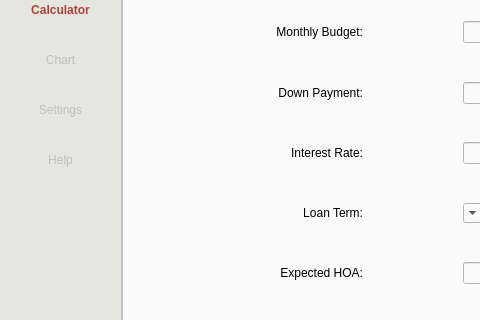
First picture: the form in home-choice-pro/resources/main_window.ui, repository Josh-Voyles/affordable, before the edit; both pictures show x 0 to 480 and y 145 to 465 of the 785 by 675 pixel window.
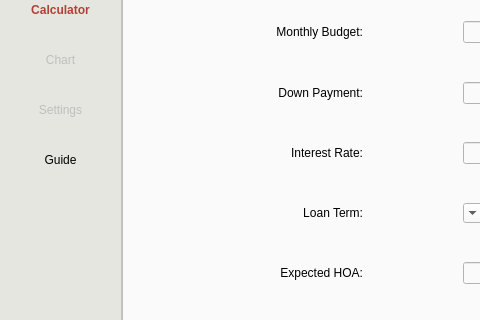
Second picture: the form after the edit. The open tabs and pages were chosen to show the change. Icons and pictures are not drawn.

Commit message: enable guide button change labels

Patch:
```diff
--- a/home-choice-pro/resources/main_window.ui
+++ b/home-choice-pro/resources/main_window.ui
@@ -251,10 +251,10 @@
          <item>
           <widget class="QPushButton" name="helpButton">
            <property name="enabled">
-            <bool>false</bool>
+            <bool>true</bool>
            </property>
            <property name="text">
-            <string>Help</string>
+            <string>Guide</string>
            </property>
            <property name="checkable">
             <bool>true</bool>
```
Left out of the diff: 8 changed lines with no effect on the pictures. The commit also changes 1 other file.
